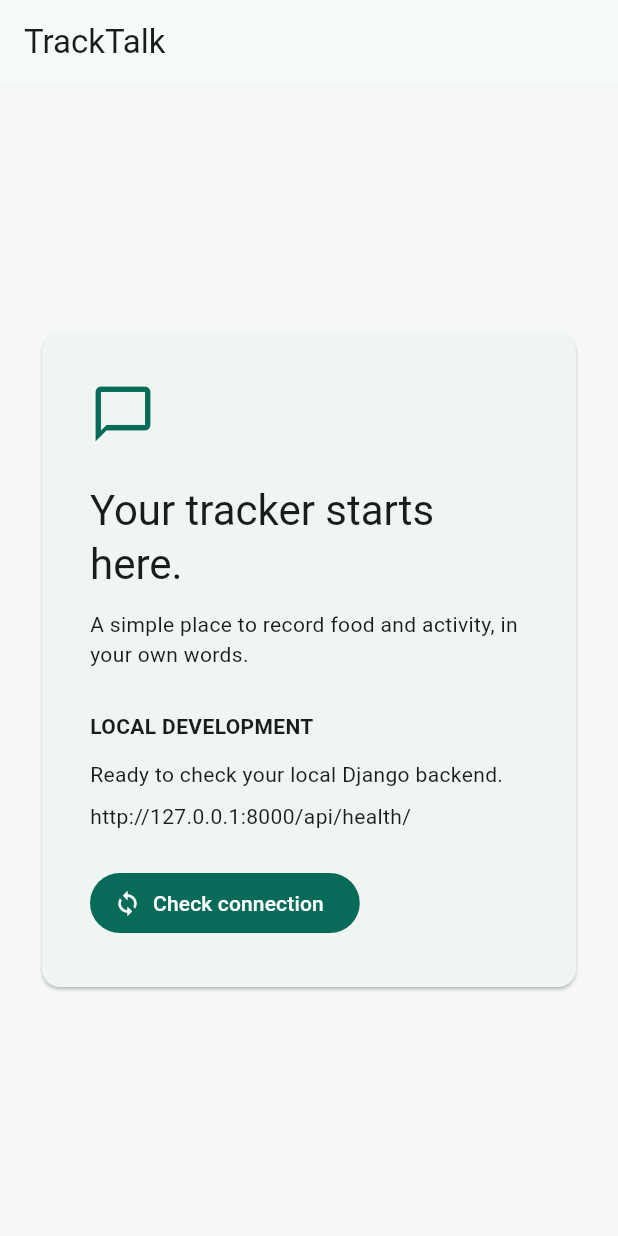
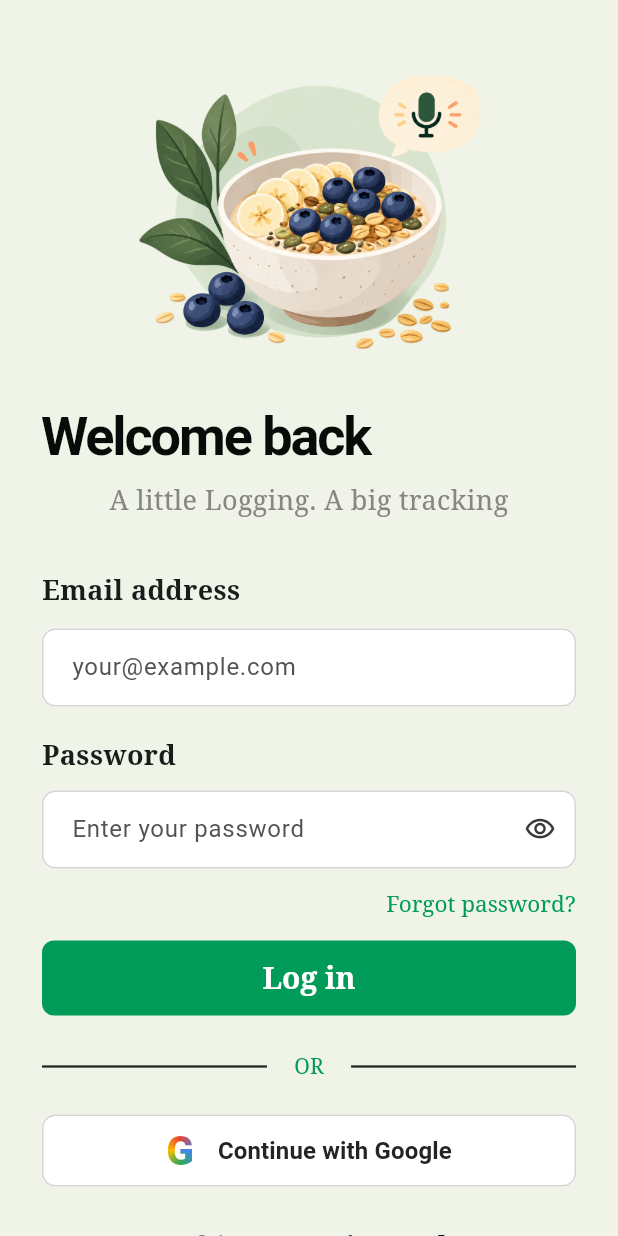
Before and after one commit to Abelxucc/conversation-food-and-activity-tracker, a Flutter app: the screen it shows after launch, on a phone screen of 412 x 824 dp. Run offline on Flutter 3.47's test engine with Material 3 defaults, Android fonts, the phone set to English and light mode, and no system bars.

Commit message:
Implement login screen

```diff
--- a/frontend/lib/Login.dart
+++ b/frontend/lib/Login.dart
@@ -0,0 +1,331 @@
+// ignore_for_file: file_names
+
+import 'package:flutter/material.dart';
+import 'package:flutter/services.dart';
+
+class LoginPage extends StatefulWidget {
+  const LoginPage({super.key});
+
+  @override
+  State<LoginPage> createState() => _LoginPageState();
+}
+
+class _LoginPageState extends State<LoginPage> {
+  static const _green = Color(0xFF009B58);
+  static const _background = Color(0xFFF0F3E7);
+  static const _serif = TextStyle(
+    fontFamily: 'Georgia',
+    fontFamilyFallback: ['serif'],
+  );
+  final _formKey = GlobalKey<FormState>();
+  final _emailController = TextEditingController();
+  final _passwordController = TextEditingController();
+  bool _hidePassword = true;
+
+  @override
+  void dispose() {
+    _emailController.dispose();
+    _passwordController.dispose();
+    super.dispose();
+  }
+
+  void _comingSoon(String feature) {
+    ScaffoldMessenger.of(context)
+      ..hideCurrentSnackBar()
+      ..showSnackBar(SnackBar(content: Text('$feature is coming soon.')));
+  }
+
+  void _submit() {
+    if (_formKey.currentState!.validate()) {
+      TextInput.finishAutofillContext(shouldSave: false);
+      FocusScope.of(context).unfocus();
+      _comingSoon('Sign in');
+    }
+  }
+
+  InputDecoration _decoration(String hint, {Widget? suffixIcon}) {
+    return InputDecoration(
+      hintText: hint,
+      hintStyle: const TextStyle(color: Color(0xFF525252), fontSize: 16),
+      filled: true,
+      fillColor: Colors.white,
+      isDense: true,
+      contentPadding: const EdgeInsets.symmetric(horizontal: 16, vertical: 14),
+      suffixIcon: suffixIcon,
+      border: OutlineInputBorder(
+        borderRadius: BorderRadius.circular(9),
+        borderSide: const BorderSide(color: Color(0xFFD5D5D5)),
+      ),
+      enabledBorder: OutlineInputBorder(
+        borderRadius: BorderRadius.circular(9),
+        borderSide: const BorderSide(color: Color(0xFFD5D5D5)),
+      ),
+      focusedBorder: OutlineInputBorder(
+        borderRadius: BorderRadius.circular(9),
+        borderSide: const BorderSide(color: _green, width: 2),
+      ),
+    );
+  }
+
+  @override
+  Widget build(BuildContext context) {
+    final labelStyle = _serif.copyWith(
+      fontSize: 18,
+      fontWeight: FontWeight.bold,
+    );
+    return Scaffold(
+      backgroundColor: _background,
+      body: SafeArea(
+        child: Center(
+          child: ConstrainedBox(
+            constraints: const BoxConstraints(maxWidth: 430),
+            child: SingleChildScrollView(
+              keyboardDismissBehavior: ScrollViewKeyboardDismissBehavior.onDrag,
+              padding: const EdgeInsets.fromLTRB(28, 24, 28, 20),
+              child: AutofillGroup(
+                child: Form(
+                  key: _formKey,
+                  child: Column(
+                    crossAxisAlignment: CrossAxisAlignment.stretch,
+                    children: [
+                      Center(
+                        child: Image.asset(
+                          'assets/images/Logo2.png',
+                          width: 320,
+                          height: 230,
+                          fit: BoxFit.contain,
+                          excludeFromSemantics: true,
+                        ),
+                      ),
+                      const SizedBox(height: 16),
+                      const Text(
+                        'Welcome back',
+                        style: TextStyle(
+                          fontSize: 36,
+                          height: 1.15,
+                          fontWeight: FontWeight.w700,
+                          letterSpacing: -1.4,
+                          color: Color(0xFF080C08),
+                        ),
+                      ),
+                      const SizedBox(height: 10),
+                      Text(
+                        'A little Logging. A big tracking',
+                        textAlign: TextAlign.center,
+                        style: _serif.copyWith(
+                          fontSize: 18,
+                          color: const Color(0xFF858782),
+                        ),
+                      ),
+                      const SizedBox(height: 34),
+                      Text('Email address', style: labelStyle),
+                      const SizedBox(height: 12),
+                      TextFormField(
+                        key: const Key('login-email'),
+                        controller: _emailController,
+                        keyboardType: TextInputType.emailAddress,
+                        textInputAction: TextInputAction.next,
+                        autofillHints: const [
+                          AutofillHints.username,
+                          AutofillHints.email,
+                        ],
+                        autocorrect: false,
+                        enableSuggestions: false,
+                        decoration: _decoration('your@example.com'),
+                        validator: (value) {
+                          final email = value?.trim() ?? '';
+                          if (email.isEmpty) return 'Enter your email address.';
+                          if (!RegExp(r'^[^\s@]+@[^\s@]+\.[^\s@]+$')
+                              .hasMatch(email)) {
+                            return 'Enter a valid email address.';
+                          }
+                          return null;
+                        },
+                      ),
+                      const SizedBox(height: 20),
+                      Text('Password', style: labelStyle),
+                      const SizedBox(height: 10),
+                      TextFormField(
+                        key: const Key('login-password'),
+                        controller: _passwordController,
+                        obscureText: _hidePassword,
+                        textInputAction: TextInputAction.done,
+                        autofillHints: const [AutofillHints.password],
+                        autocorrect: false,
+                        enableSuggestions: false,
+                        onFieldSubmitted: (_) => _submit(),
+                        decoration: _decoration(
+                          'Enter your password',
+                          suffixIcon: IconButton(
+                            tooltip: _hidePassword
+                                ? 'Show password'
+                                : 'Hide password',
+                            icon: Icon(
+                              _hidePassword
+                                  ? Icons.visibility_outlined
+                                  : Icons.visibility_off_outlined,
+                              size: 21,
+                              color: const Color(0xFF353A35),
+                            ),
+                            onPressed: () =>
+                                setState(() => _hidePassword = !_hidePassword),
+                          ),
+                        ),
+                        validator: (value) => value == null || value.isEmpty
+                            ? 'Enter your password.'
+                            : null,
+                      ),
+                      Align(
+                        alignment: Alignment.centerRight,
+                        child: TextButton(
+                          onPressed: () => _comingSoon('Password reset'),
+                          style: TextButton.styleFrom(
+                            foregroundColor: _green,
+                            textStyle: _serif.copyWith(fontSize: 15),
+                            padding: const EdgeInsets.symmetric(
+                              horizontal: 0,
+                              vertical: 12,
+                            ),
+                          ),
+                          child: const Text('Forgot password?'),
+                        ),
+                      ),
+                      FilledButton(
+                        onPressed: _submit,
+                        style: FilledButton.styleFrom(
+                          backgroundColor: _green,
+                          foregroundColor: Colors.white,
+                          minimumSize: const Size.fromHeight(50),
+                          shape: RoundedRectangleBorder(
+                            borderRadius: BorderRadius.circular(8),
+                          ),
+                          textStyle: _serif.copyWith(
+                            fontSize: 20,
+                            fontWeight: FontWeight.bold,
+                          ),
+                        ),
+                        child: const Text('Log in'),
+                      ),
+                      const SizedBox(height: 24),
+                      Row(
+                        children: [
+                          const Expanded(
+                            child: Divider(
+                              color: Color(0xFF202520),
+                              thickness: 1.5,
+                            ),
+                          ),
+                          Padding(
+                            padding: const EdgeInsets.symmetric(horizontal: 18),
+                            child: Text(
+                              'OR',
+                              style: _serif.copyWith(
+                                color: _green,
+                                fontSize: 14,
+                              ),
+                            ),
+                          ),
+                          const Expanded(
+                            child: Divider(
+                              color: Color(0xFF202520),
+                              thickness: 1.5,
+                            ),
+                          ),
+                        ],
+                      ),
+                      const SizedBox(height: 22),
+                      OutlinedButton(
+                        onPressed: () => _comingSoon('Google sign in'),
+                        style: OutlinedButton.styleFrom(
+                          backgroundColor: Colors.white,
+                          foregroundColor: const Color(0xFF222522),
+                          minimumSize: const Size.fromHeight(48),
+                          side: const BorderSide(color: Color(0xFFD5D5D5)),
+                          shape: RoundedRectangleBorder(
+                            borderRadius: BorderRadius.circular(9),
+                          ),
+                        ),
+                        child: const Row(
+                          mainAxisAlignment: MainAxisAlignment.center,
+                          children: [
+                            _GoogleMark(),
+                            SizedBox(width: 16),
+                            Flexible(
+                              child: Text(
+                                'Continue with Google',
+                                style: TextStyle(
+                                  fontSize: 16,
+                                  fontWeight: FontWeight.w600,
+                                ),
+                              ),
+                            ),
+                          ],
+                        ),
+                      ),
+                      const SizedBox(height: 16),
+                      Wrap(
+                        alignment: WrapAlignment.center,
+                        crossAxisAlignment: WrapCrossAlignment.center,
+                        children: [
+                          Text(
+                            'New to this APP?',
+                            style: _serif.copyWith(
+                              color: const Color(0xFF858782),
+                              fontSize: 18,
+                            ),
+                          ),
+                          TextButton(
+                            onPressed: () => _comingSoon('Sign up'),
+                            style: TextButton.styleFrom(
+                              foregroundColor: const Color(0xFF080C08),
+                              textStyle: _serif.copyWith(
+                                fontSize: 18,
+                                fontWeight: FontWeight.bold,
+                              ),
+                            ),
+                            child: const Text('Sign up here!'),
+                          ),
+                        ],
+                      ),
+                    ],
+                  ),
+                ),
+              ),
+            ),
+          ),
+        ),
+      ),
+    );
+  }
+}
+
+class _GoogleMark extends StatelessWidget {
+  const _GoogleMark();
+
+  @override
+  Widget build(BuildContext context) {
+    return ExcludeSemantics(
+      child: ShaderMask(
+        blendMode: BlendMode.srcIn,
+        shaderCallback: (bounds) => const SweepGradient(
+          colors: [
+            Color(0xFF4285F4),
+            Color(0xFF34A853),
+            Color(0xFFFBBC05),
+            Color(0xFFEA4335),
+            Color(0xFF4285F4),
+          ],
+          stops: [0, 0.25, 0.5, 0.75, 1],
+        ).createShader(bounds),
+        child: const Text(
+          'G',
+          style: TextStyle(
+            fontSize: 27,
+            fontWeight: FontWeight.w800,
+            height: 1,
+          ),
+        ),
+      ),
+    );
+  }
+}
--- a/frontend/lib/main.dart
+++ b/frontend/lib/main.dart
@@ -1,4 +1,6 @@
 import 'dart:convert';
+
+import 'Login.dart';
 
 import 'package:flutter/material.dart';
 import 'package:http/http.dart' as http;
@@ -22,7 +24,7 @@ class TrackTalkApp extends StatelessWidget {
         colorScheme: ColorScheme.fromSeed(seedColor: const Color(0xFF287565)),
         useMaterial3: true,
       ),
-      home: const ConnectionPage(),
+      home: const LoginPage(),
     );
   }
 }
```
Also changed, not shown: 2 other files.
